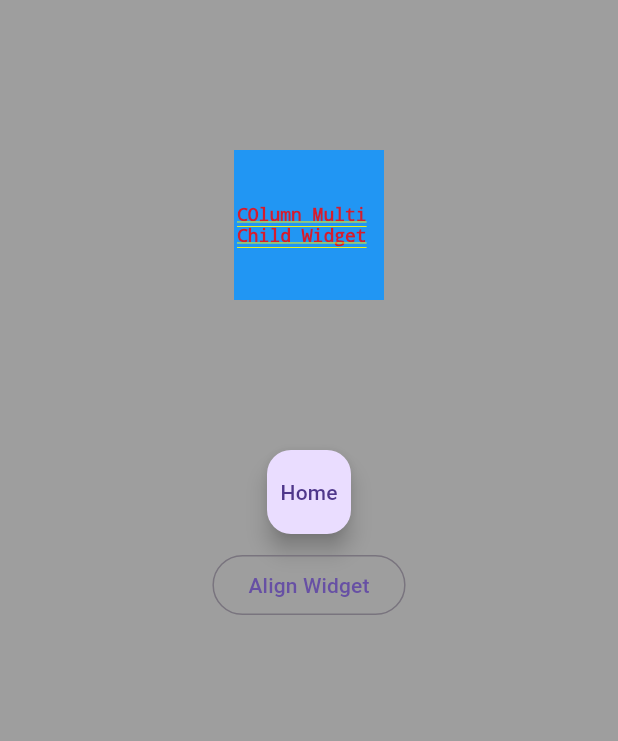
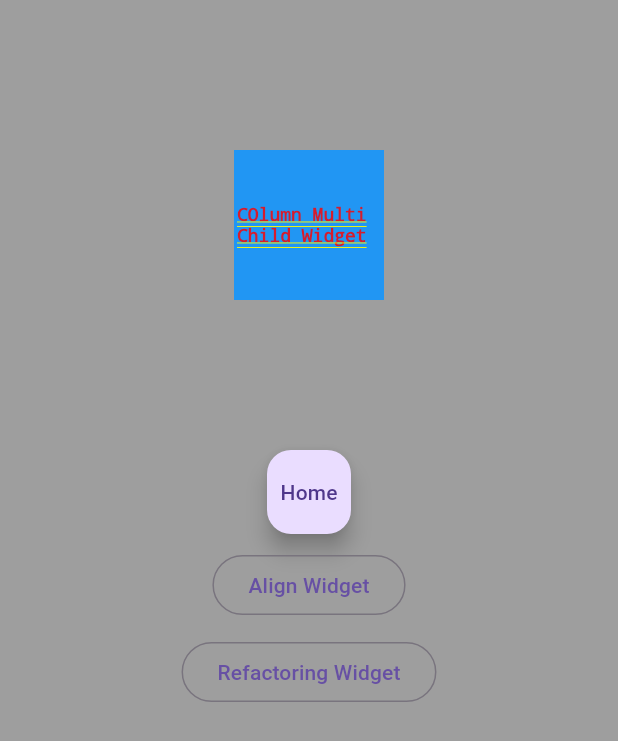
Before and after one commit to Pai5020/Basics-1, a Flutter app: the screen it shows after launch, after a tap on "multi ChildWidget", on a phone screen of 412 x 824 dp. Shown: the top 741 px of the screen. Run offline on Flutter 3.47's test engine with Material 3 defaults, Android fonts, the phone set to English and light mode, and no system bars.

Commit message:
fourth commit

```diff
--- a/myapp/lib/Screens/multiChildWidget.dart
+++ b/myapp/lib/Screens/multiChildWidget.dart
@@ -39,6 +39,16 @@ class Multichildwidget extends StatelessWidget {
               child: Text(
                 "Align Widget",
               )),
+          SizedBox(
+            height: 10,
+          ),
+          OutlinedButton(
+              onPressed: () {
+                Navigator.pushNamed(context, '/factoryWidget');
+              },
+              child: Text(
+                "Refactoring Widget",
+              )),
         ]));
   }
 }
--- a/myapp/lib/app.dart
+++ b/myapp/lib/app.dart
@@ -1,5 +1,6 @@
 import 'package:flutter/material.dart';
 import 'package:myapp/Screens/alignWidget.dart';
+import 'package:myapp/Screens/factory.dart';
 import 'package:myapp/Screens/gridViewWidget.dart';
 import 'package:myapp/Screens/imageWidget.dart';
 import 'package:myapp/Screens/listViewWidget.dart';
@@ -25,7 +26,8 @@ class App extends StatelessWidget {
         '/listViewWidget': (context) => ListviewWidget(),
         '/gridViewWidget': (context) => Gridviewwidget(),
         '/stackWidget': (context) => Stackwidget(),
-        '/alignWidget': (context) => Alignwidget()
+        '/alignWidget': (context) => Alignwidget(),
+        '/factoryWidget': (context) => Factorywidget(),
       },
     );
   }
```
Also changed, not shown: myapp/lib/Screens/factory.dart (added, +40 -0 lines), myapp/lib/Screens/sportsButton.dart (added, +16 -0 lines).
